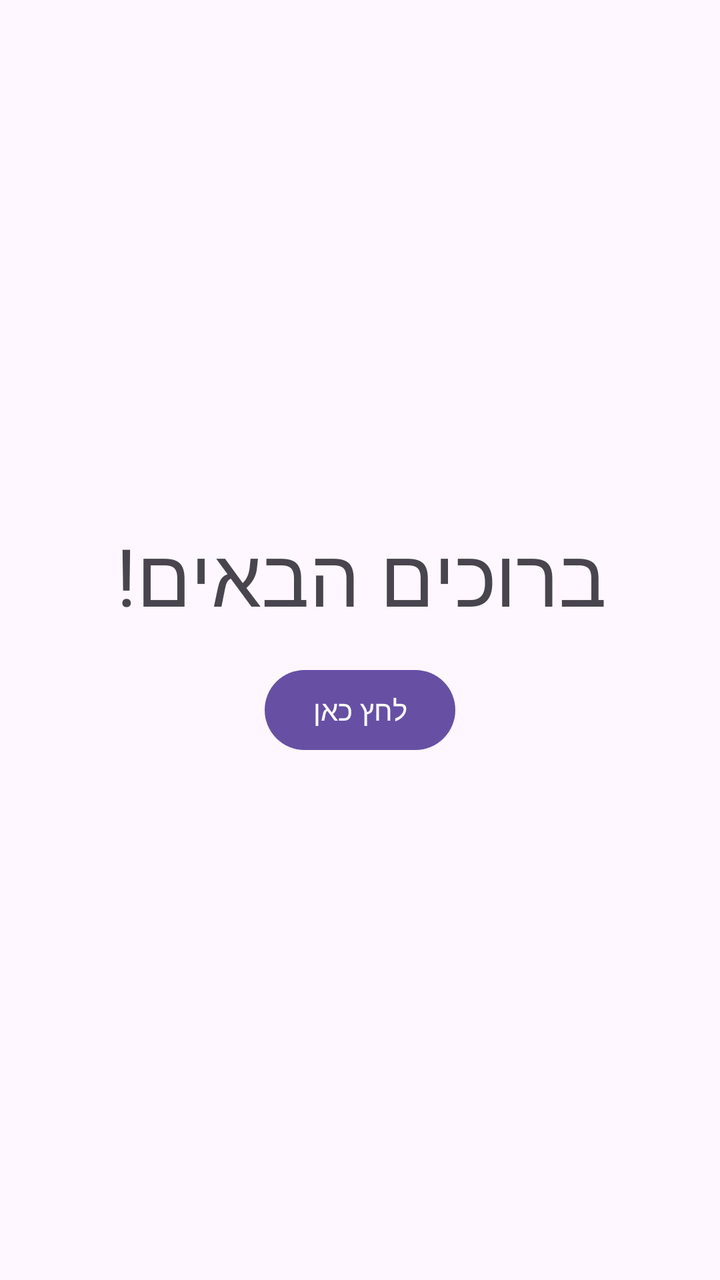
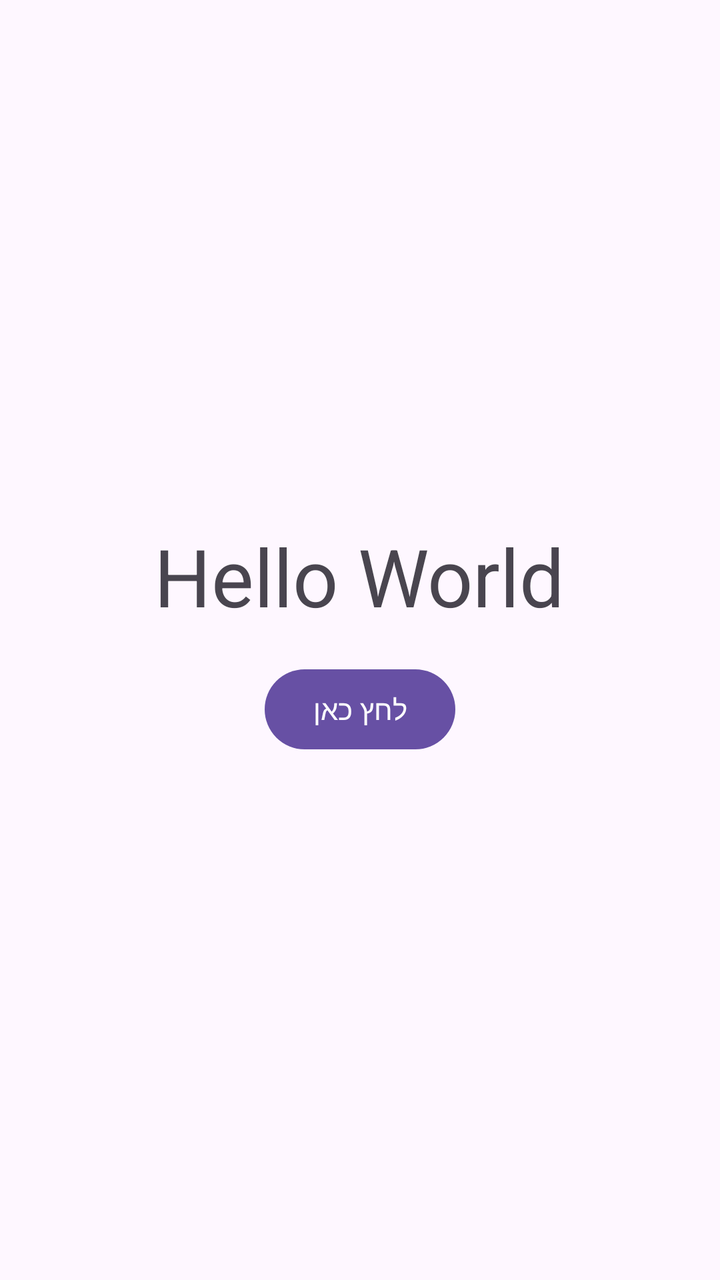

Two renders of the same Android screen: before a commit and after it. Below are the layout's source before the change and the commit's diff.
<!-- AndroidManifest.xml: application theme Theme.NoamFirstApp -->
<!-- res/layout/activity_main.xml -->
<?xml version="1.0" encoding="utf-8"?>
<LinearLayout xmlns:android="http://schemas.android.com/apk/res/android"
    android:layout_width="match_parent"
    android:layout_height="match_parent"
    android:orientation="vertical"
    android:gravity="center"
    android:padding="16dp"
    android:id="@+id/main"
>

    <TextView
        android:id="@+id/tvTitle"
    android:layout_width="wrap_content"
    android:layout_height="wrap_content"
    android:text="@string/welcome_message"
    android:textSize="40sp" />

<Button
android:id="@+id/btnClick"
android:layout_width="wrap_content"
android:layout_height="wrap_content"
android:layout_marginTop="16dp"
android:text="@string/click_here" />
    </LinearLayout>
<!-- resources referenced by this layout -->
<resources>
  <string name="click_here">לחץ כאן</string>
  <string name="welcome_message">ברוכים הבאים!</string>
  <style name="Theme.NoamFirstApp" parent="Base.Theme.NoamFirstApp" />
  <style name="Base.Theme.NoamFirstApp" parent="Theme.Material3.DayNight.NoActionBar">
          
          
      </style>
</resources>

<!-- the commit's change to res/layout/activity_main.xml (unified diff, before → after) -->
@@ -12,7 +12,7 @@
         android:id="@+id/tvTitle"
     android:layout_width="wrap_content"
     android:layout_height="wrap_content"
-    android:text="@string/welcome_message"
+    android:text="Hello World"
     android:textSize="40sp" />
 
 <Button
<!-- resource entries referenced after the edit -->
@@ -1,7 +1,6 @@
 <!-- resources referenced by this layout -->
 <resources>
   <string name="click_here">לחץ כאן</string>
-  <string name="welcome_message">ברוכים הבאים!</string>
   <style name="Theme.NoamFirstApp" parent="Base.Theme.NoamFirstApp" />
   <style name="Base.Theme.NoamFirstApp" parent="Theme.Material3.DayNight.NoActionBar">
           
